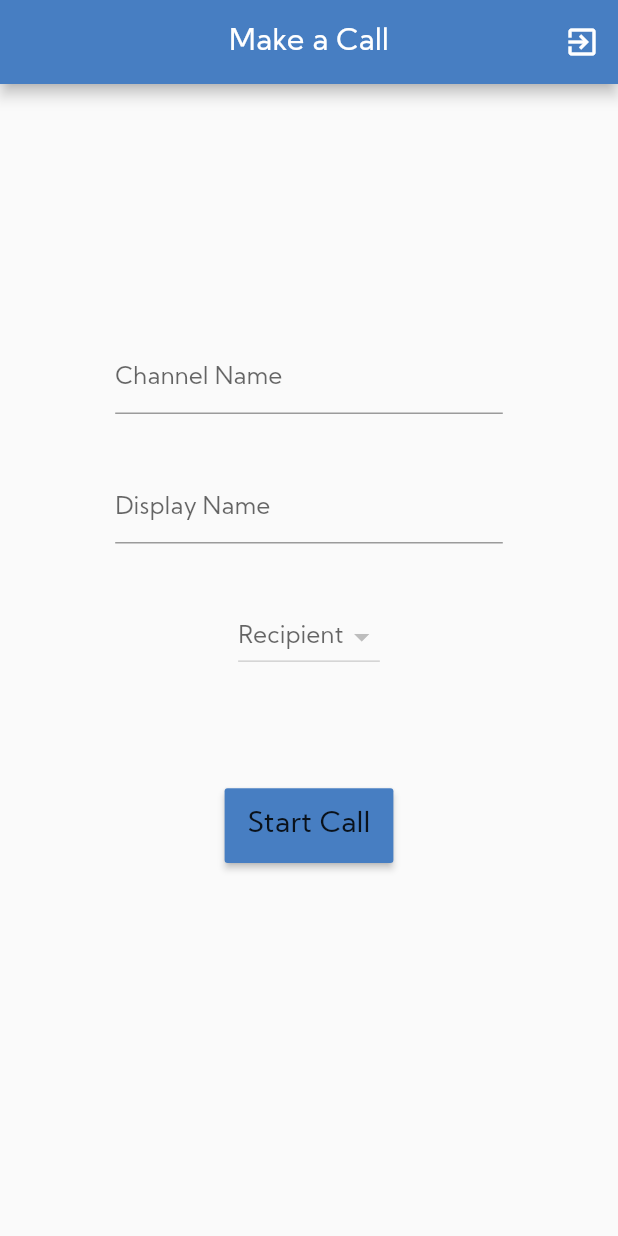
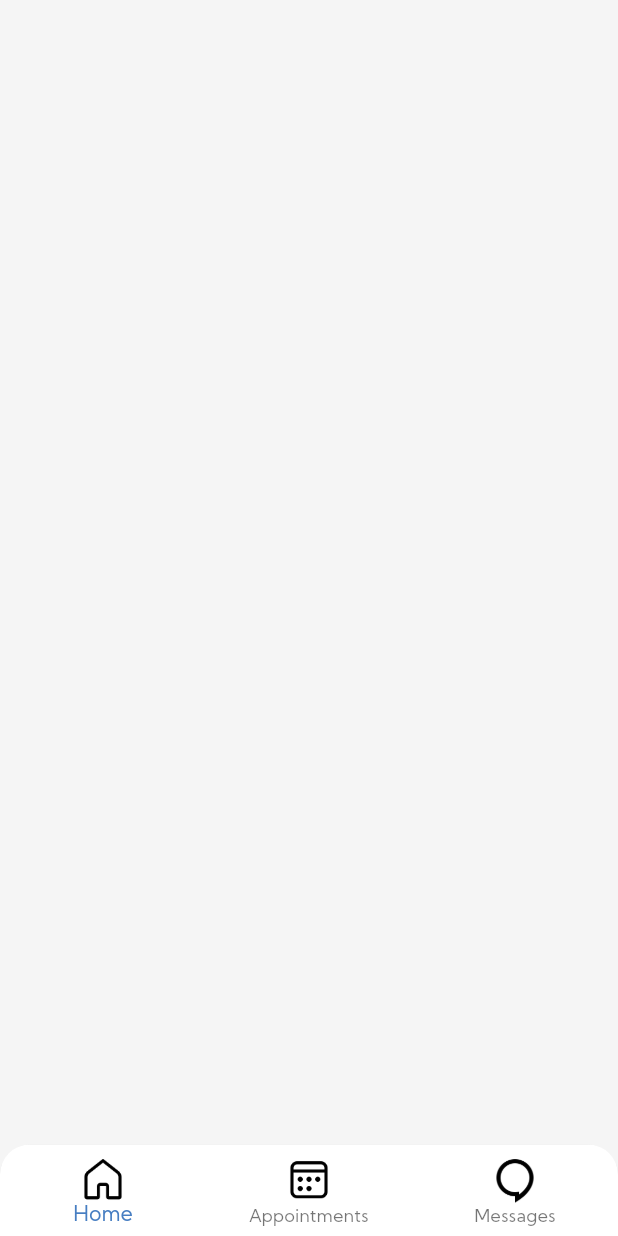
Before and after one commit to owenmedina/true-doc, a Flutter app: the screen it shows once a user with an empty profile is signed in, on a phone screen of 412 x 824 dp. Run offline on Flutter 3.47's test engine with Material 2 defaults, Android fonts, the phone set to English and light mode, and no system bars; our stand-ins replace cloud_firestore, firebase_auth, firebase_core, form_field_validator; missing offline and left inert: jitsi_meet; accounts and stored records are empty.

Commit message:
Create custom navigation bar and first three items

```diff
--- a/lib/main.dart
+++ b/lib/main.dart
@@ -5,6 +5,7 @@ import 'package:provider/provider.dart';
 
 import './providers/physicians.dart';
 import './screens/call_screen.dart';
+import './screens/chat_list_screen.dart';
 import './screens/error_screen.dart';
 import './screens/home_screen.dart';
 import './screens/login_screen.dart';
@@ -76,7 +77,7 @@ class MyApp extends StatelessWidget {
             }
 
             if (snapshot.hasData)
-              return CallScreen(); //MeetingScreen(); // return home screen
+              return ChatListScreen(); //MeetingScreen(); // return home screen
             else
               return LoginScreen();
           },
--- /dev/null
+++ b/lib/screens/chat_list_screen.dart
@@ -0,0 +1,13 @@
+import 'package:flutter/material.dart';
+
+import '../widgets/custom_bottom_navigation_bar.dart';
+
+class ChatListScreen extends StatelessWidget {
+  @override
+  Widget build(BuildContext context) {
+    return Scaffold(
+      backgroundColor: Colors.grey[100],
+      bottomNavigationBar: CustomBottomNavigationBar(),
+    );
+  }
+}
--- /dev/null
+++ b/lib/utilities/constants/numerical_constants.dart
@@ -0,0 +1,5 @@
+class NumericalConstants {
+  // Bottom Navigation Bar
+  static const roundedNavBarRadius = 20.00;
+  static const navBarElevation = 12.00;
+}
--- /dev/null
+++ b/lib/widgets/custom_bottom_navigation_bar.dart
@@ -0,0 +1,48 @@
+import 'package:flutter/material.dart';
+
+import '../utilities/constants/numerical_constants.dart';
+
+class CustomBottomNavigationBar extends StatelessWidget {
+  @override
+  Widget build(BuildContext context) {
+    final padding = MediaQuery.of(context).padding;
+    final screenHeight =
+        MediaQuery.of(context).size.height - padding.top - padding.bottom;
+    return ClipRRect(
+      borderRadius: BorderRadius.only(
+        topRight: Radius.circular(NumericalConstants.roundedNavBarRadius),
+        topLeft: Radius.circular(NumericalConstants.roundedNavBarRadius),
+      ),
+      child: BottomNavigationBar(
+        backgroundColor: Colors.white,
+        items: [
+          BottomNavigationBarItem(
+            icon: Image.asset(
+              'assets/illustrations/home.png',
+              height: screenHeight * 0.04,
+            ),
+            title: Text('Home'),
+          ),
+          BottomNavigationBarItem(
+            icon: Image.asset(
+              'assets/illustrations/appointment.png',
+              height: screenHeight * 0.04,
+            ),
+            title: Text('Appointments'),
+          ),
+          BottomNavigationBarItem(
+            icon: Image.asset(
+              'assets/illustrations/messages.png',
+              height: screenHeight * 0.04,
+            ),
+            title: Text('Messages'),
+          ),
+          // BottomNavigationBarItem(
+          //   icon: Icon(Icons.person),
+          //   title: Text('Account'),
+          // ),
+        ],
+      ),
+    );
+  }
+}
--- a/pubspec.yaml
+++ b/pubspec.yaml
@@ -53,6 +53,9 @@ flutter:
   # To add assets to your application, add an assets section, like this:
   assets:
     - assets/illustrations/doc-nurse-4.png
+    - assets/illustrations/home.png
+    - assets/illustrations/appointment.png
+    - assets/illustrations/messages.png
   #   - images/a_dot_ham.jpeg
 
   # An image asset can refer to one or more resolution-specific "variants", see
```
Also changed, not shown: assets/illustrations/appointment.png (added), assets/illustrations/home.png (added), assets/illustrations/messages.png (added).
